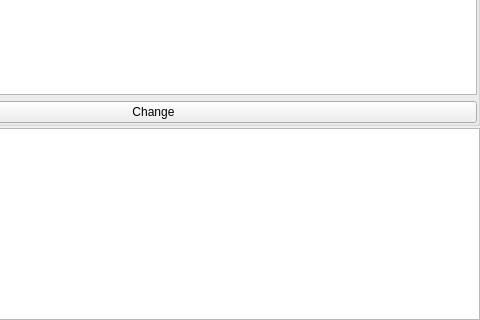
First picture: the form in src/plugins/azoth/chattab.ui, repository 0xd34df00d/leechcraft, before the edit; both pictures show x 173 to 653 and y 121 to 441 of the 653 by 441 pixel window.
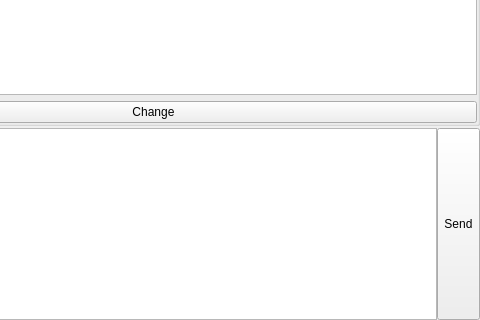
Second picture: the form after the edit. Custom widgets are drawn as their Qt base class.

Commit message: Azoth: optional send button.

```diff
--- a/src/plugins/azoth/chattab.ui
+++ b/src/plugins/azoth/chattab.ui
@@ -210,6 +210,19 @@
        </property>
       </widget>
      </item>
+     <item>
+      <widget class="QToolButton" name="SendButton_">
+       <property name="sizePolicy">
+        <sizepolicy hsizetype="Minimum" vsizetype="Minimum">
+         <horstretch>0</horstretch>
+         <verstretch>0</verstretch>
+        </sizepolicy>
+       </property>
+       <property name="text">
+        <string>Send</string>
+       </property>
+      </widget>
+     </item>
     </layout>
    </item>
   </layout>
```
The commit also changes 3 other files.
